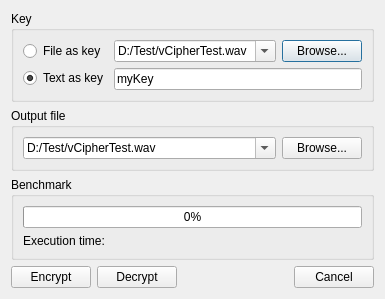
This is WavFileTest/WavFileTest/VigenereCipher/vigeneredialog.ui in DiegoRosales/Audio-Encryption as Qt 5 draws it before an edit. The edited form follows.
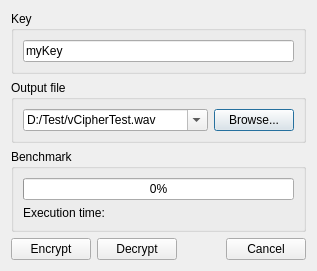
This is the edited form.

```diff
--- a/WavFileTest/WavFileTest/VigenereCipher/vigeneredialog.ui
+++ b/WavFileTest/WavFileTest/VigenereCipher/vigeneredialog.ui
@@ -6,8 +6,8 @@
    <rect>
     <x>0</x>
     <y>0</y>
-    <width>357</width>
-    <height>288</height>
+    <width>317</width>
+    <height>247</height>
    </rect>
   </property>
   <property name="windowTitle">
@@ -22,58 +22,8 @@
         <string>Key</string>
        </property>
        <layout class="QHBoxLayout" name="horizontalLayout_4">
-        <item>
-         <layout class="QVBoxLayout" name="verticalLayout">
-          <item>
-           <widget class="QRadioButton" name="fileRB">
-            <property name="text">
-             <string>File as key</string>
-            </property>
-           </widget>
-          </item>
-          <item>
-           <widget class="QRadioButton" name="textRB">
-            <property name="text">
-             <string>Text as key</string>
-            </property>
-            <property name="checked">
-             <bool>true</bool>
-            </property>
-           </widget>
-          </item>
-         </layout>
-        </item>
         <item>
          <layout class="QVBoxLayout" name="verticalLayout_2">
-          <item>
-           <layout class="QHBoxLayout" name="horizontalLayout">
-            <item>
-             <widget class="QComboBox" name="filenameCBox">
-              <property name="sizePolicy">
-               <sizepolicy hsizetype="MinimumExpanding" vsizetype="Fixed">
-                <horstretch>0</horstretch>
-                <verstretch>0</verstretch>
-               </sizepolicy>
-              </property>
-              <property name="editable">
-               <bool>true</bool>
-              </property>
-              <item>
-               <property name="text">
-                <string>D:/Test/vCipherTest.wav</string>
-               </property>
-              </item>
-             </widget>
-            </item>
-            <item>
-             <widget class="QPushButton" name="searchButton">
-              <property name="text">
-               <string>Browse...</string>
-              </property>
-             </widget>
-            </item>
-           </layout>
-          </item>
           <item>
            <widget class="QLineEdit" name="keyEdit">
             <property name="text">
```
Left out of the diff: 2 changed lines with no effect on the pictures.
